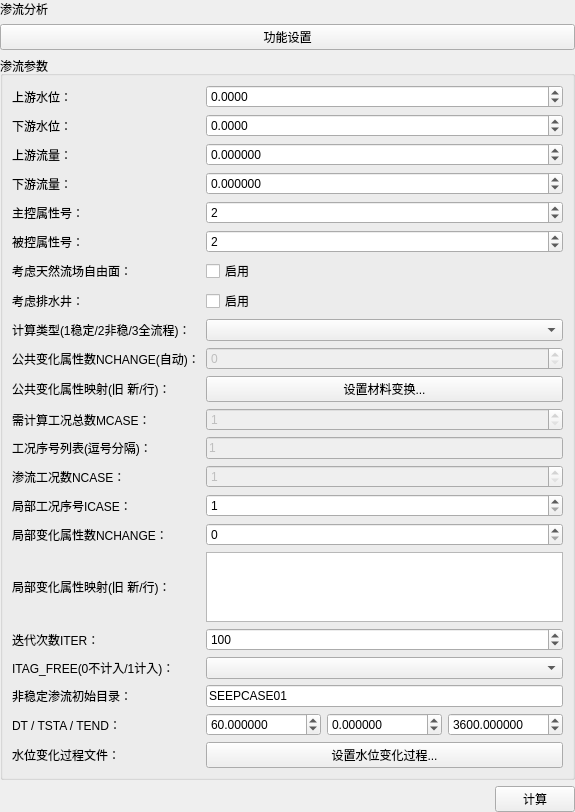
Qt form plugins/Base_Slover/SeepageWidget.ui (asd977/base_cae) before a commit.
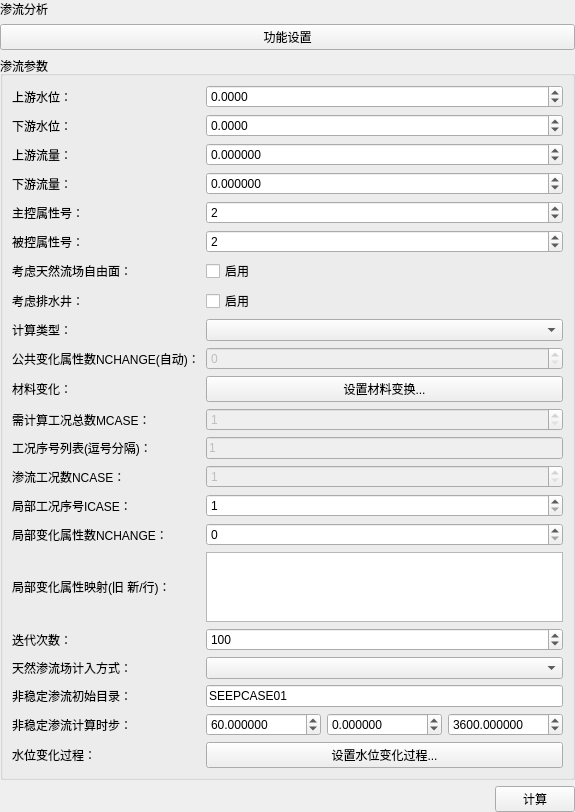
The same form after that commit.

Commit message: 调整水位过程为三列表并精简渗流界面项

Patch:
```diff
--- a/plugins/Base_Slover/SeepageWidget.ui
+++ b/plugins/Base_Slover/SeepageWidget.ui
@@ -197,7 +197,7 @@
       <item row="8" column="0">
        <widget class="QLabel" name="labelComputeType">
         <property name="text">
-         <string>计算类型(1稳定/2非稳/3全流程)：</string>
+         <string>计算类型：</string>
         </property>
        </widget>
       </item>
@@ -224,7 +224,7 @@
       <item row="10" column="0">
        <widget class="QLabel" name="labelGlobalMappings">
         <property name="text">
-         <string>公共变化属性映射(旧 新/行)：</string>
+         <string>材料变化：</string>
         </property>
        </widget>
       </item>
@@ -345,7 +345,7 @@
       <item row="17" column="0">
        <widget class="QLabel" name="labelIter">
         <property name="text">
-         <string>迭代次数ITER：</string>
+         <string>迭代次数：</string>
         </property>
        </widget>
       </item>
@@ -365,7 +365,7 @@
       <item row="18" column="0">
        <widget class="QLabel" name="labelItagFree">
         <property name="text">
-         <string>ITAG_FREE(0不计入/1计入)：</string>
+         <string>天然渗流场计入方式：</string>
         </property>
        </widget>
       </item>
@@ -389,7 +389,7 @@
       <item row="20" column="0">
        <widget class="QLabel" name="labelDtTstaTend">
         <property name="text">
-         <string>DT / TSTA / TEND：</string>
+         <string>非稳定渗流计算时步：</string>
         </property>
        </widget>
       </item>
@@ -448,7 +448,7 @@
       <item row="21" column="0">
        <widget class="QLabel" name="labelHwDropFiles">
         <property name="text">
-         <string>水位变化过程文件：</string>
+         <string>水位变化过程：</string>
         </property>
        </widget>
       </item>
```
The commit also changes 2 other files.
